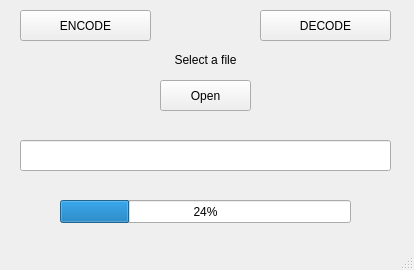
First picture: the form in mainwindow.ui, repository exsandebest/Archiver, before the edit.
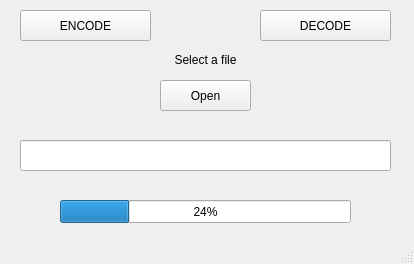
Second picture: the form after the edit. Icons and pictures are not drawn.

Commit message: Update size and example screenshot

Diff of the .ui file:
```diff
--- a/mainwindow.ui
+++ b/mainwindow.ui
@@ -7,7 +7,7 @@
     <x>0</x>
     <y>0</y>
     <width>414</width>
-    <height>270</height>
+    <height>264</height>
    </rect>
   </property>
   <property name="windowTitle">
```
The commit also changes 2 other files.
